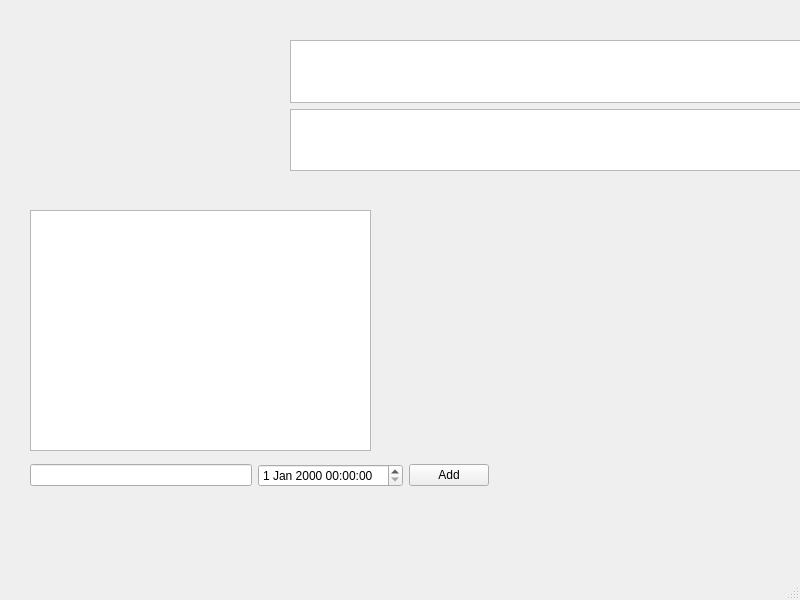
Above: ui/main.ui from AmmarSyamil/HyprSP before the change. Below: the same form after it.
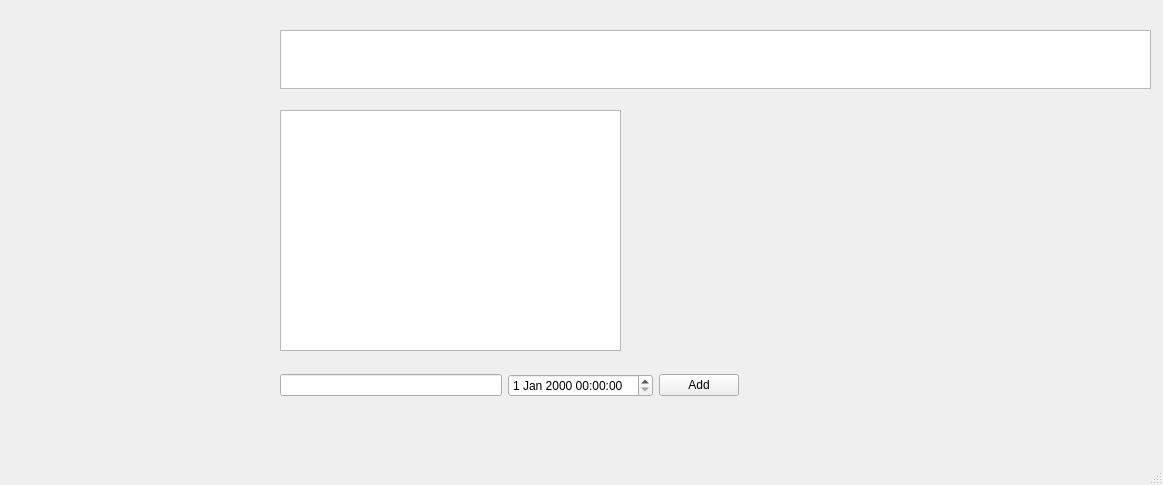
That is the form after the change. Icons and pictures are not drawn.

Diff of the .ui file:
```diff
--- a/ui/main.ui
+++ b/ui/main.ui
@@ -6,8 +6,8 @@
    <rect>
     <x>0</x>
     <y>0</y>
-    <width>800</width>
-    <height>600</height>
+    <width>1163</width>
+    <height>485</height>
    </rect>
   </property>
   <property name="windowTitle">
@@ -17,10 +17,10 @@
    <widget class="QLabel" name="label">
     <property name="geometry">
      <rect>
-      <x>40</x>
+      <x>30</x>
       <y>30</y>
-      <width>161</width>
-      <height>161</height>
+      <width>201</width>
+      <height>201</height>
      </rect>
     </property>
     <property name="text">
@@ -33,37 +33,11 @@
      <bool>true</bool>
     </property>
    </widget>
-   <widget class="QWidget" name="layoutWidget">
-    <property name="geometry">
-     <rect>
-      <x>290</x>
-      <y>40</y>
-      <width>511</width>
-      <height>131</height>
-     </rect>
-    </property>
-    <layout class="QVBoxLayout" name="verticalLayout">
-     <item>
-      <widget class="QListWidget" name="listWidget">
-       <property name="flow">
-        <enum>QListView::Flow::LeftToRight</enum>
-       </property>
-      </widget>
-     </item>
-     <item>
-      <widget class="QListWidget" name="listWidget_2">
-       <property name="flow">
-        <enum>QListView::Flow::LeftToRight</enum>
-       </property>
-      </widget>
-     </item>
-    </layout>
-   </widget>
    <widget class="QListWidget" name="todo">
     <property name="geometry">
      <rect>
-      <x>30</x>
-      <y>210</y>
+      <x>280</x>
+      <y>110</y>
       <width>341</width>
       <height>241</height>
      </rect>
@@ -72,8 +46,8 @@
    <widget class="QWidget" name="layoutWidget">
     <property name="geometry">
      <rect>
-      <x>30</x>
-      <y>450</y>
+      <x>280</x>
+      <y>360</y>
       <width>459</width>
       <height>51</height>
      </rect>
@@ -94,6 +68,88 @@
      </item>
     </layout>
    </widget>
+   <widget class="QListWidget" name="list_app">
+    <property name="geometry">
+     <rect>
+      <x>280</x>
+      <y>30</y>
+      <width>871</width>
+      <height>59</height>
+     </rect>
+    </property>
+    <property name="verticalScrollBarPolicy">
+     <enum>Qt::ScrollBarPolicy::ScrollBarAsNeeded</enum>
+    </property>
+    <property name="horizontalScrollBarPolicy">
+     <enum>Qt::ScrollBarPolicy::ScrollBarAsNeeded</enum>
+    </property>
+    <property name="sizeAdjustPolicy">
+     <enum>QAbstractScrollArea::SizeAdjustPolicy::AdjustIgnored</enum>
+    </property>
+    <property name="flow">
+     <enum>QListView::Flow::LeftToRight</enum>
+    </property>
+    <property name="isWrapping" stdset="0">
+     <bool>false</bool>
+    </property>
+    <property name="resizeMode">
+     <enum>QListView::ResizeMode::Adjust</enum>
+    </property>
+    <property name="layoutMode">
+     <enum>QListView::LayoutMode::Batched</enum>
+    </property>
+    <property name="viewMode">
+     <enum>QListView::ViewMode::IconMode</enum>
+    </property>
+    <property name="uniformItemSizes">
+     <bool>false</bool>
+    </property>
+    <property name="selectionRectVisible">
+     <bool>false</bool>
+    </property>
+   </widget>
+   <widget class="QWidget" name="hackatime" native="true">
+    <property name="geometry">
+     <rect>
+      <x>630</x>
+      <y>110</y>
+      <width>521</width>
+      <height>241</height>
+     </rect>
+    </property>
+   </widget>
+   <widget class="QLabel" name="style_2">
+    <property name="geometry">
+     <rect>
+      <x>30</x>
+      <y>260</y>
+      <width>201</width>
+      <height>141</height>
+     </rect>
+    </property>
+    <property name="text">
+     <string/>
+    </property>
+    <property name="pixmap">
+     <pixmap>:/images/images/herta.gif</pixmap>
+    </property>
+    <property name="scaledContents">
+     <bool>true</bool>
+    </property>
+   </widget>
+   <widget class="QLabel" name="style_3">
+    <property name="geometry">
+     <rect>
+      <x>760</x>
+      <y>380</y>
+      <width>391</width>
+      <height>16</height>
+     </rect>
+    </property>
+    <property name="text">
+     <string/>
+    </property>
+   </widget>
   </widget>
   <widget class="QMenuBar" name="menubar">
    <property name="geometry">
```
Left out of the diff: 16 changed lines with no effect on the pictures.
